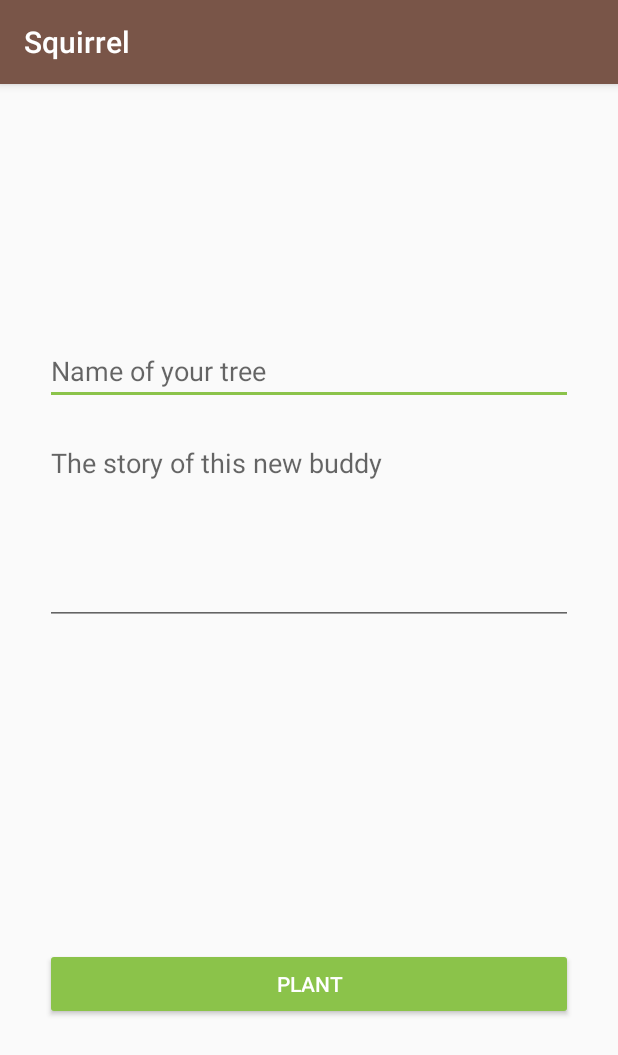
After one commit to padr31/greenhack2018, an Android app: the PlantActivity screen opened directly, with no data from a screen before it, on a phone screen of 412 x 824 dp. The commit adds this screen. Shown: the top 1055 px of the screen. Run offline under Robolectric (Android 15) with nearby library versions, the phone set to English and light mode, and no system bars.

Commit message:
Add PlantActivity

```diff
--- a/app/src/main/AndroidManifest.xml
+++ b/app/src/main/AndroidManifest.xml
@@ -1,6 +1,6 @@
 <?xml version="1.0" encoding="utf-8"?>
 <manifest xmlns:android="http://schemas.android.com/apk/res/android"
-          package="com.treecio.squirrel">
+    package="com.treecio.squirrel">
 
     <application
         android:name=".SquirrelApp"
@@ -10,13 +10,19 @@
         android:roundIcon="@mipmap/ic_launcher_round"
         android:supportsRtl="true"
         android:theme="@style/AppTheme">
+        <meta-data
+            android:name="com.google.android.gms.version"
+            android:value="@integer/google_play_services_version" />
+
         <activity android:name=".ui.activity.MainActivity">
             <intent-filter>
-                <action android:name="android.intent.action.MAIN"/>
+                <action android:name="android.intent.action.MAIN" />
 
-                <category android:name="android.intent.category.LAUNCHER"/>
+                <category android:name="android.intent.category.LAUNCHER" />
             </intent-filter>
         </activity>
+        <activity android:name=".ui.activity.PlantActivity"
+            android:exported="true"/>
     </application>
 
 </manifest>
--- /dev/null
+++ b/app/src/main/java/com/treecio/squirrel/ui/activity/PlantActivity.kt
@@ -0,0 +1,24 @@
+package com.treecio.squirrel.ui.activity
+
+import android.support.v7.app.AppCompatActivity
+import android.os.Bundle
+import android.support.v4.app.FragmentManager
+import android.support.v4.app.FragmentTransaction
+import com.treecio.squirrel.R
+import com.treecio.squirrel.ui.fragment.PlantFragment
+
+class PlantActivity : AppCompatActivity() {
+
+    private var mFragmentTransaction: FragmentTransaction? = null
+    private var mFragmentManager: FragmentManager? = null
+
+    override fun onCreate(savedInstanceState: Bundle?) {
+        super.onCreate(savedInstanceState)
+        setContentView(R.layout.activity_plant)
+
+        val mFragmentManager: FragmentManager = supportFragmentManager
+        val mFragmentTransaction: FragmentTransaction = mFragmentManager.beginTransaction()
+        mFragmentTransaction.replace(R.id.content_frame, PlantFragment())
+        mFragmentTransaction.commit()
+    }
+}
--- a/app/src/main/java/com/treecio/squirrel/squirrel/PlantFragment.kt
+++ b/app/src/main/java/com/treecio/squirrel/ui/fragment/PlantFragment.kt
@@ -1,4 +1,4 @@
-package com.treecio.squirrel.squirrel
+package com.treecio.squirrel.ui.fragment
 
 import android.content.Context
 import android.net.Uri
@@ -7,6 +7,7 @@ import android.support.v4.app.Fragment
 import android.view.LayoutInflater
 import android.view.View
 import android.view.ViewGroup
+import com.treecio.squirrel.R
 
 class PlantFragment : Fragment() {
 
--- /dev/null
+++ b/app/src/main/res/layout/activity_plant.xml
@@ -0,0 +1,20 @@
+<?xml version="1.0" encoding="utf-8"?>
+<android.support.constraint.ConstraintLayout xmlns:android="http://schemas.android.com/apk/res/android"
+    xmlns:app="http://schemas.android.com/apk/res-auto"
+    xmlns:tools="http://schemas.android.com/tools"
+    android:layout_width="match_parent"
+    android:layout_height="match_parent"
+    tools:context="com.treecio.squirrel.ui.activity.PlantActivity">
+
+
+    <FrameLayout
+        android:id="@+id/content_frame"
+        android:layout_width="368dp"
+        android:layout_height="495dp"
+        app:layout_constraintBottom_toBottomOf="parent"
+        app:layout_constraintEnd_toEndOf="parent"
+        app:layout_constraintStart_toStartOf="parent"
+        app:layout_constraintTop_toTopOf="parent">
+
+    </FrameLayout>
+</android.support.constraint.ConstraintLayout>
--- a/app/src/main/res/layout/fragment_plant.xml
+++ b/app/src/main/res/layout/fragment_plant.xml
@@ -4,7 +4,7 @@
     android:id="@+id/frameLayout"
     android:layout_width="match_parent"
     android:layout_height="match_parent"
-    tools:context="com.treecio.squirrel.squirrel.PlantFragment">
+    tools:context="com.treecio.squirrel.ui.fragment.PlantFragment">
 
 
     <EditText
```
